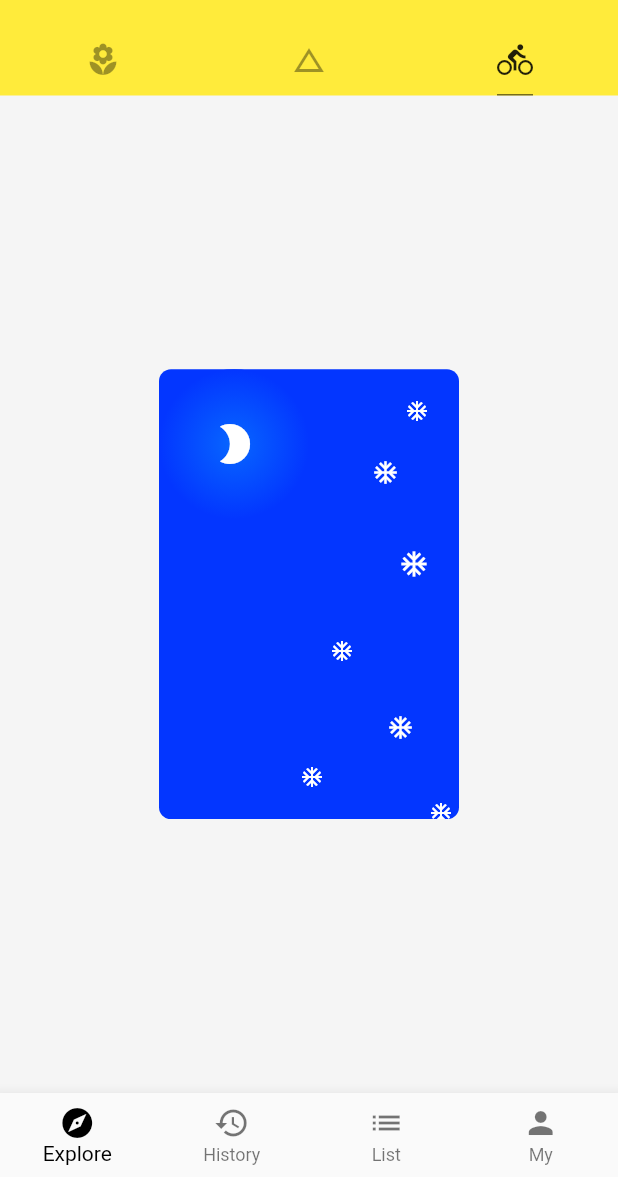
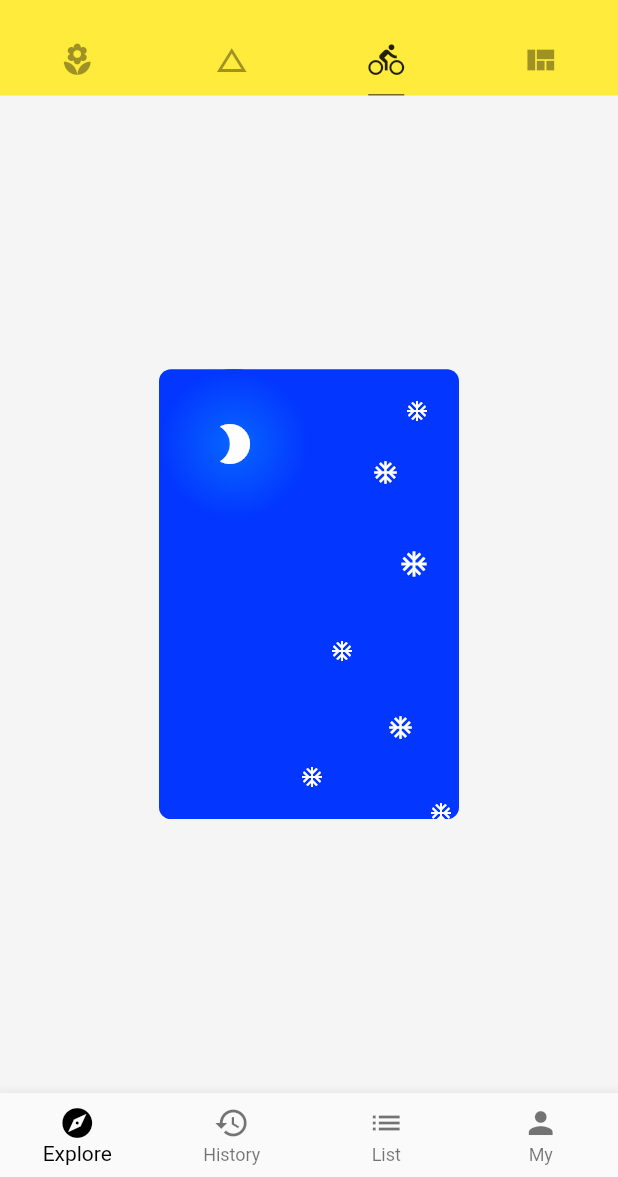
Before and after one commit to ninghao/ninghao_flutter, a Flutter app: the screen it shows after launch, tab 3 chosen, on a phone screen of 412 x 824 dp, the part 59-1236 px from its top. Run offline on Flutter 3.47's test engine with Material 2 defaults, Android fonts, the phone set to English and light mode, and no system bars; network calls fail.

Commit message:
准备 ViewDemo 小部件

```diff
--- a/lib/main.dart
+++ b/lib/main.dart
@@ -4,6 +4,7 @@ import './demo/bottom_navigation_bar_demo.dart';
 import './demo/listview_demo.dart';
 import './demo/basic_demo.dart';
 import './demo/layout_demo.dart';
+import './demo/view_demo.dart';
 
 void main() => runApp(App());
 
@@ -26,7 +27,7 @@ class Home extends StatelessWidget {
   @override
   Widget build(BuildContext context) {
     return DefaultTabController(
-      length: 3,
+      length: 4,
       child: Scaffold(
         backgroundColor: Colors.grey[100],
         appBar: AppBar(
@@ -48,6 +49,7 @@ class Home extends StatelessWidget {
               Tab(icon: Icon(Icons.local_florist)),
               Tab(icon: Icon(Icons.change_history)),
               Tab(icon: Icon(Icons.directions_bike)),
+              Tab(icon: Icon(Icons.view_quilt)),
             ],
           ),
         ),
@@ -58,6 +60,7 @@ class Home extends StatelessWidget {
             BasicDemo(),
             // Icon(Icons.directions_bike, size: 128.0, color: Colors.black12),
             LayoutDemo(),
+            ViewDemo(),
           ],
         ),
         drawer: DrawerDemo(),
```
Also changed, not shown: lib/demo/view_demo.dart (added, +8 -0 lines).
